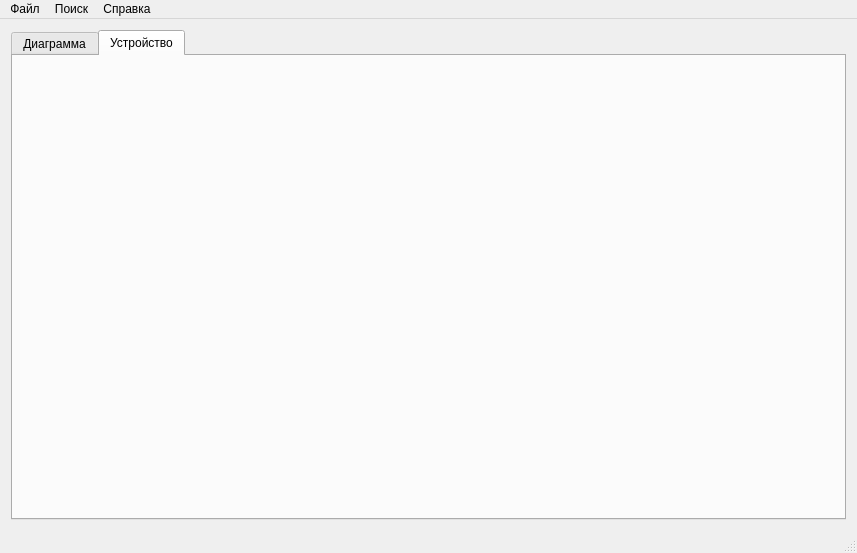
Old version of the form Source/window.ui in the repository Grandbrain/Sensor.
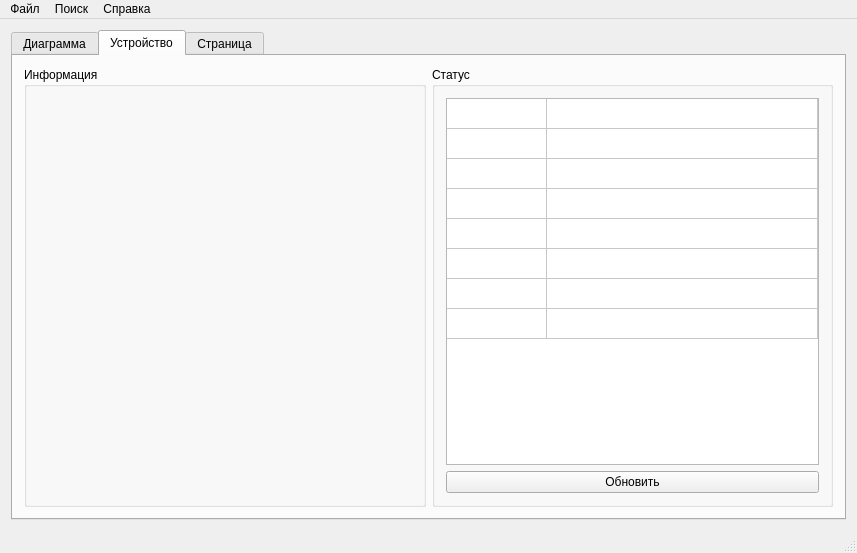
New version of the form.

Diff of the .ui file:
```diff
--- a/Source/window.ui
+++ b/Source/window.ui
@@ -29,6 +29,73 @@
        <attribute name="title">
         <string>Устройство</string>
        </attribute>
+       <layout class="QGridLayout" name="layoutDevice">
+        <item row="0" column="1">
+         <widget class="QGroupBox" name="groupStatus">
+          <property name="title">
+           <string>Статус</string>
+          </property>
+          <layout class="QGridLayout" name="layoutStatus">
+           <item row="0" column="0">
+            <widget class="QTableWidget" name="tableWidget">
+             <property name="sizePolicy">
+              <sizepolicy hsizetype="Preferred" vsizetype="Expanding">
+               <horstretch>0</horstretch>
+               <verstretch>0</verstretch>
+              </sizepolicy>
+             </property>
+             <property name="rowCount">
+              <number>8</number>
+             </property>
+             <property name="columnCount">
+              <number>2</number>
+             </property>
+             <attribute name="horizontalHeaderVisible">
+              <bool>false</bool>
+             </attribute>
+             <attribute name="horizontalHeaderStretchLastSection">
+              <bool>true</bool>
+             </attribute>
+             <attribute name="verticalHeaderVisible">
+              <bool>false</bool>
+             </attribute>
+             <row/>
+             <row/>
+             <row/>
+             <row/>
+             <row/>
+             <row/>
+             <row/>
+             <row/>
+             <column/>
+             <column/>
+            </widget>
+           </item>
+           <item row="1" column="0">
+            <widget class="QPushButton" name="buttonUpdateStatus">
+             <property name="text">
+              <string>Обновить</string>
+             </property>
+            </widget>
+           </item>
+          </layout>
+         </widget>
+        </item>
+        <item row="0" column="0">
+         <widget class="QGroupBox" name="groupInfo">
+          <property name="title">
+           <string>Информация</string>
+          </property>
+          <layout class="QGridLayout" name="layoutInfo"/>
+         </widget>
+        </item>
+       </layout>
+      </widget>
+      <widget class="QWidget" name="tabSettings">
+       <attribute name="title">
+        <string>Страница</string>
+       </attribute>
+       <layout class="QGridLayout" name="layoutSettings"/>
       </widget>
      </widget>
     </item>
```
Left out of the diff: 38 changed lines with no effect on the pictures.
